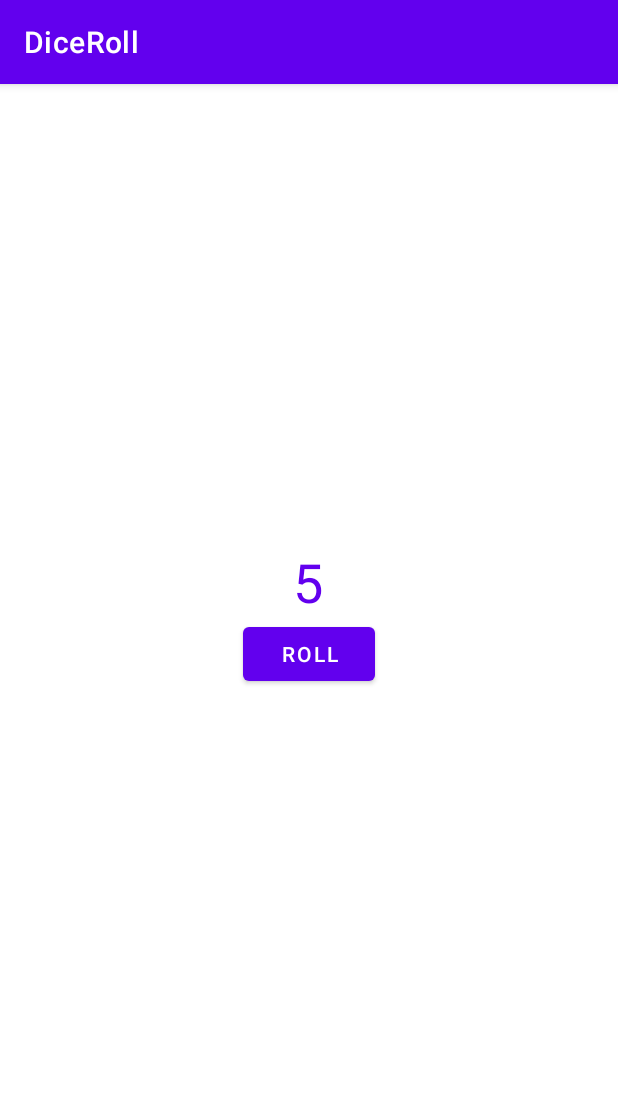
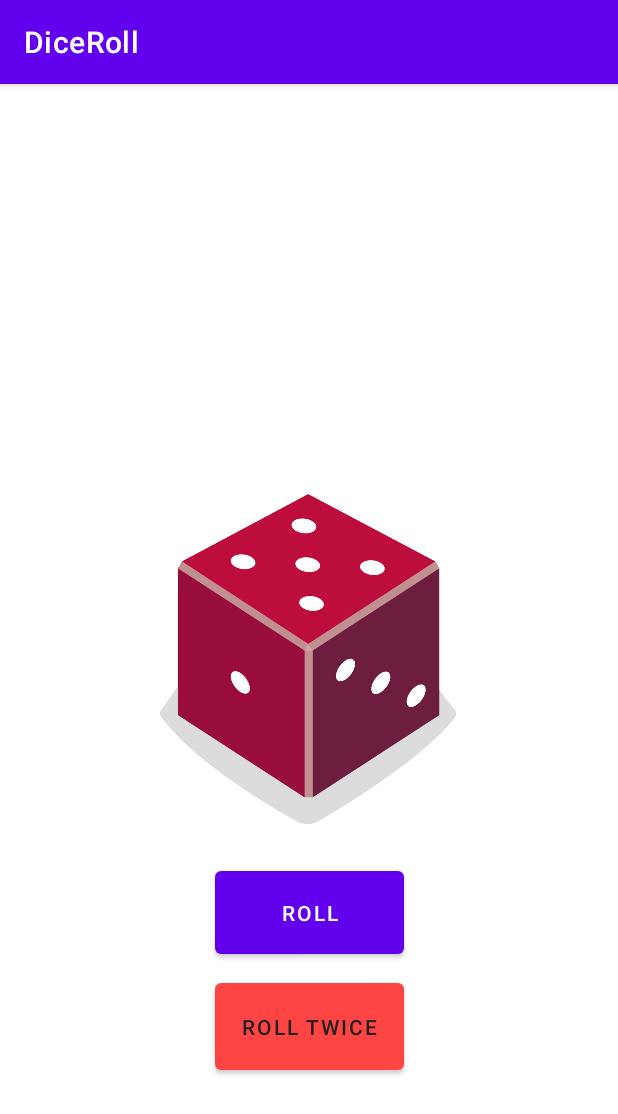
Before and after one commit to Clint-Mathews/KotlinDiceRollApp, an Android app: the screen it shows after launch (MainActivity), after a tap on "ROLL", on a phone screen of 412 x 824 dp. Shown: the top 1114 px of the screen. Run offline under Robolectric (Android 15) with nearby library versions, the phone set to English and light mode, and no system bars.

Commit message:
Updated dice image and functionality

```diff
--- a/app/src/main/java/com/example/diceroll/MainActivity.kt
+++ b/app/src/main/java/com/example/diceroll/MainActivity.kt
@@ -2,12 +2,11 @@ package com.example.diceroll
 
 import android.os.Bundle
 import android.widget.Button
-import android.widget.TextView
-import android.widget.Toast
+import android.widget.ImageView
 import androidx.appcompat.app.AppCompatActivity
 
 /**
- Dice Class
+Dice Class
  **/
 class Dice(private val numberOfSides: Int) {
     fun roll(): Int {
@@ -17,19 +16,29 @@ class Dice(private val numberOfSides: Int) {
 
 class MainActivity : AppCompatActivity() {
     /**
-     Roll Dice function
+    Roll Dice function
      **/
     private fun rollDice() {
         // Toast message
-        val toast = Toast.makeText(this, "Dice Rolled!", Toast.LENGTH_SHORT)
-        toast.show()
+//        val toast = Toast.makeText(this, "Dice Rolled!", Toast.LENGTH_SHORT)
+//        toast.show()
         // Create a Dice Obj
         var diceObj = Dice(6);
         var dataToShow = diceObj.roll();
-
+        var diceImage: ImageView = findViewById(R.id.imageView);
         // Show the dice object values
-        var textViewShow: TextView = findViewById(R.id.textView);
-        textViewShow.text = dataToShow.toString();
+        var result = when (dataToShow) {
+            1 -> R.drawable.dice_1;
+            2 -> R.drawable.dice_2;
+            3 -> R.drawable.dice_3;
+            4 -> R.drawable.dice_4;
+            5 -> R.drawable.dice_5;
+            else -> R.drawable.dice_6;
+        }
+//        Set Image based on roll
+        diceImage.setImageResource(result);
+//        Update the image description
+        diceImage.contentDescription = result.toString();
     }
 
     override fun onCreate(savedInstanceState: Bundle?) {
@@ -39,5 +48,14 @@ class MainActivity : AppCompatActivity() {
         rollButton.setOnClickListener {
             rollDice()
         }
+        val rollButton2: Button = findViewById(R.id.button2)
+        rollButton2.setOnClickListener {
+            rollDice()
+            rollDice()
+        }
+//        Initial Load
+//        rollDice()
+        var diceImage: ImageView = findViewById(R.id.imageView);
+        diceImage.setImageResource(R.drawable.dice_1);
     }
 }
--- a/app/src/main/res/layout/activity_main.xml
+++ b/app/src/main/res/layout/activity_main.xml
@@ -6,27 +6,43 @@
     android:layout_height="match_parent"
     tools:context=".MainActivity">
 
-    <TextView
-        android:id="@+id/textView"
-        android:layout_width="wrap_content"
-        android:layout_height="wrap_content"
-        android:textColor="@color/purple_500"
-        android:textSize="36sp"
+    <ImageView
+        android:id="@+id/imageView"
+        android:layout_width="204dp"
+        android:layout_height="220dp"
         app:layout_constraintBottom_toBottomOf="parent"
+        app:layout_constraintEnd_toEndOf="parent"
         app:layout_constraintHorizontal_bias="0.498"
-        app:layout_constraintLeft_toLeftOf="parent"
-        app:layout_constraintRight_toRightOf="parent"
+        app:layout_constraintStart_toStartOf="parent"
         app:layout_constraintTop_toTopOf="parent"
-        app:layout_constraintVertical_bias="0.427"
-        tools:text="1" />
+        app:layout_constraintVertical_bias="0.499"
+        tools:srcCompat="@drawable/dice_1" />
 
     <Button
         android:id="@+id/button"
-        android:layout_width="wrap_content"
-        android:layout_height="wrap_content"
+        android:layout_width="126dp"
+        android:layout_height="67dp"
+        android:layout_marginTop="16dp"
         android:text="@string/roll"
+        app:layout_constraintBottom_toBottomOf="parent"
         app:layout_constraintEnd_toEndOf="parent"
         app:layout_constraintStart_toStartOf="parent"
-        app:layout_constraintTop_toBottomOf="@+id/textView" />
+        app:layout_constraintTop_toBottomOf="@+id/imageView"
+        app:layout_constraintVertical_bias="0.05" />
+
+    <Button
+        android:id="@+id/button2"
+        android:layout_width="126dp"
+        android:layout_height="70dp"
+        android:text="@string/roll_twice"
+        android:textColor="#212121"
+        android:textColorHint="@color/white"
+        app:backgroundTint="@android:color/holo_red_light"
+        app:layout_constraintBottom_toBottomOf="parent"
+        app:layout_constraintEnd_toEndOf="parent"
+        app:layout_constraintStart_toStartOf="parent"
+        app:layout_constraintTop_toBottomOf="@+id/button"
+        app:layout_constraintVertical_bias="0.066"
+        app:rippleColor="@color/purple_200" />
 
 </androidx.constraintlayout.widget.ConstraintLayout>
--- a/app/src/main/res/values/strings.xml
+++ b/app/src/main/res/values/strings.xml
@@ -1,4 +1,5 @@
 <resources>
     <string name="app_name">DiceRoll</string>
     <string name="roll">Roll</string>
+    <string name="roll_twice">Roll Twice</string>
 </resources>
```
Also changed, not shown: app/src/main/res/drawable/dice_1.png (added), app/src/main/res/drawable/dice_2.png (added), app/src/main/res/drawable/dice_3.png (added), app/src/main/res/drawable/dice_4.png (added), app/src/main/res/drawable/dice_5.png (added), app/src/main/res/drawable/dice_6.png (added).
